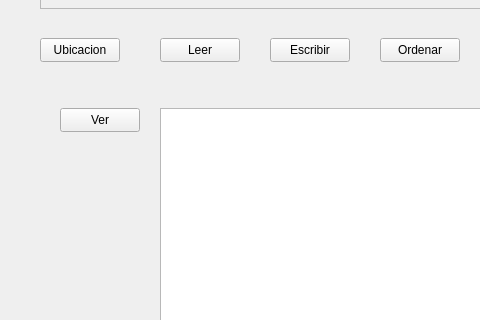
First picture: the form in mainwindow.ui, repository DanielGuillen27/Act_9_sem_algoritmia, before the edit; both pictures show x 0 to 480 and y 321 to 641 of the 1003 by 751 pixel window.
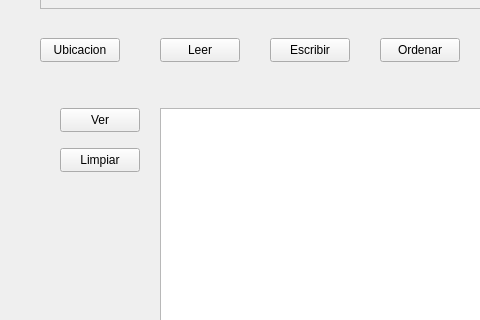
Second picture: the form after the edit.

```diff
--- a/mainwindow.ui
+++ b/mainwindow.ui
@@ -290,6 +290,19 @@
      <string>Ver</string>
     </property>
    </widget>
+   <widget class="QPushButton" name="btnLimpiar">
+    <property name="geometry">
+     <rect>
+      <x>60</x>
+      <y>450</y>
+      <width>80</width>
+      <height>24</height>
+     </rect>
+    </property>
+    <property name="text">
+     <string>Limpiar</string>
+    </property>
+   </widget>
   </widget>
   <widget class="QMenuBar" name="menubar">
    <property name="geometry">
```
